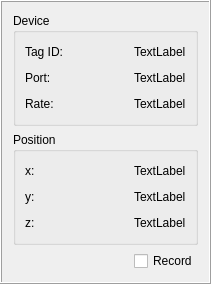
First picture: the form in tag_item_ui.ui, repository xEnVrE/DecaWaveEVB1000Viewer, before the edit.
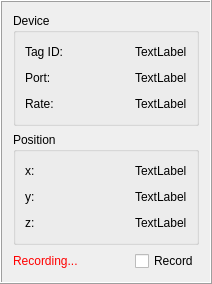
Second picture: the form after the edit.

Commit message: Add recording status label to the UI

```diff
--- a/tag_item_ui.ui
+++ b/tag_item_ui.ui
@@ -6,7 +6,7 @@
    <rect>
     <x>0</x>
     <y>0</y>
-    <width>211</width>
+    <width>212</width>
     <height>283</height>
    </rect>
   </property>
@@ -208,6 +208,24 @@
    </item>
    <item>
     <layout class="QHBoxLayout" name="recordLayout">
+     <item>
+      <widget class="QLabel" name="recordingLabel">
+       <property name="enabled">
+        <bool>true</bool>
+       </property>
+       <property name="font">
+        <font>
+         <underline>false</underline>
+        </font>
+       </property>
+       <property name="styleSheet">
+        <string notr="true">color : rgb(255, 0, 0);</string>
+       </property>
+       <property name="text">
+        <string>Recording...</string>
+       </property>
+      </widget>
+     </item>
      <item>
       <spacer name="recordSpacer">
        <property name="orientation">
```
